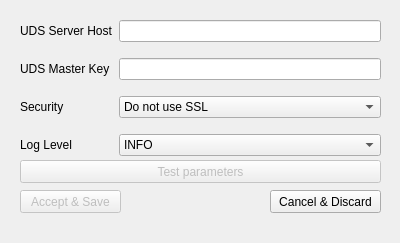
First picture: the form in actors/src/setup-dialog.ui, repository VirtualCable/openuds, before the edit.
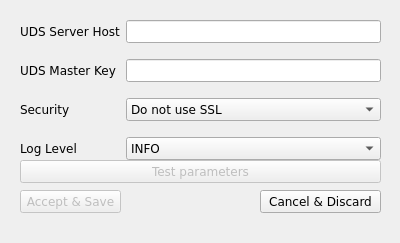
Second picture: the form after the edit.

Patch:
```diff
--- a/actors/src/setup-dialog.ui
+++ b/actors/src/setup-dialog.ui
@@ -19,6 +19,12 @@
     <verstretch>0</verstretch>
    </sizepolicy>
   </property>
+  <property name="font">
+   <font>
+    <family>Verdana</family>
+    <pointsize>9</pointsize>
+   </font>
+  </property>
   <property name="windowTitle">
    <string>UDS Actor Configuration</string>
   </property>
@@ -74,12 +80,6 @@
      <verstretch>0</verstretch>
     </sizepolicy>
    </property>
-   <property name="maximumSize">
-    <size>
-     <width>101</width>
-     <height>23</height>
-    </size>
-   </property>
    <property name="toolTip">
     <string>Accepts changes and saves them</string>
    </property>
@@ -93,9 +93,9 @@
   <widget class="QPushButton" name="cancelButton">
    <property name="geometry">
     <rect>
-     <x>270</x>
+     <x>260</x>
      <y>190</y>
-     <width>111</width>
+     <width>121</width>
      <height>23</height>
     </rect>
    </property>
@@ -105,12 +105,6 @@
      <verstretch>0</verstretch>
     </sizepolicy>
    </property>
-   <property name="maximumSize">
-    <size>
-     <width>111</width>
-     <height>23</height>
-    </size>
-   </property>
    <property name="toolTip">
     <string>Cancel all changes and discard them</string>
    </property>
```
